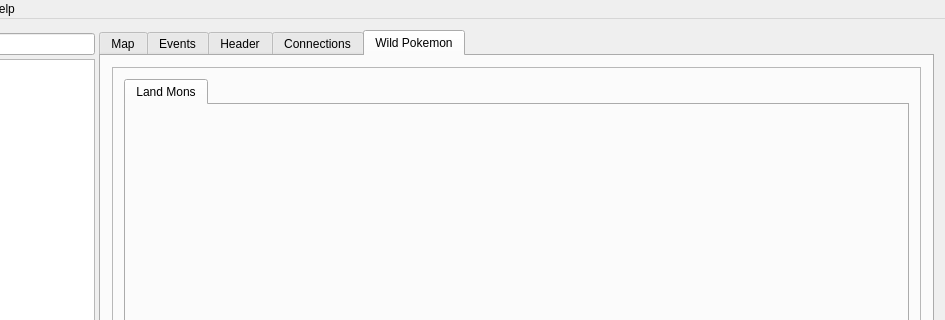
First picture: the form in forms/mainwindow.ui, repository huderlem/porymap, before the edit; both pictures show x 172 to 1117 and y 0 to 320 of the 1117 by 747 pixel window.
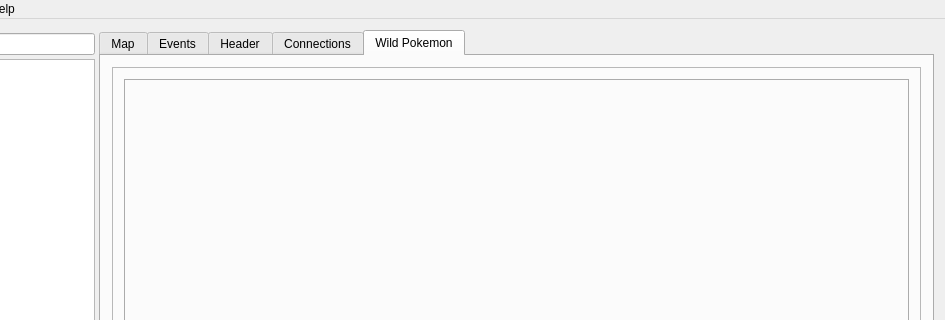
Second picture: the form after the edit. Icons and pictures are not drawn. Custom widgets are drawn as their Qt base class.

Commit message: extend wild encounter tab for all fields (dynamic)

Patch:
```diff
--- a/forms/mainwindow.ui
+++ b/forms/mainwindow.ui
@@ -2712,12 +2712,6 @@
               <property name="currentIndex">
                <number>0</number>
               </property>
-              <widget class="QWidget" name="tab_LandMons">
-               <attribute name="title">
-                <string>Land Mons</string>
-               </attribute>
-               <layout class="QGridLayout" name="gridLayout_15"/>
-              </widget>
              </widget>
             </item>
            </layout>
```
Left out of the diff: 2 changed lines with no effect on the pictures. The commit also changes 7 other files.
